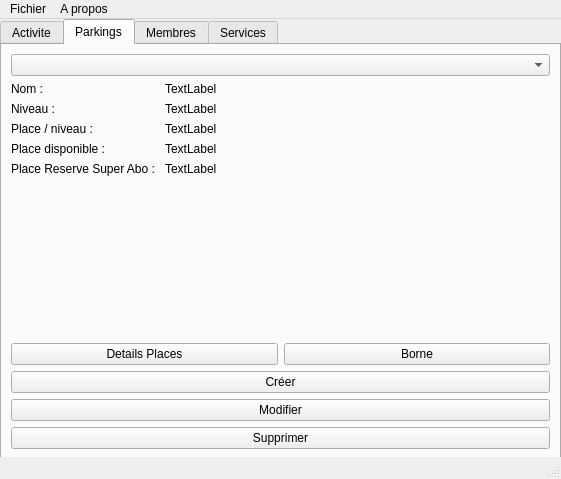
The window that ui/main.ui (QRouland/gestionParking) describes before a commit, drawn with Qt 5.
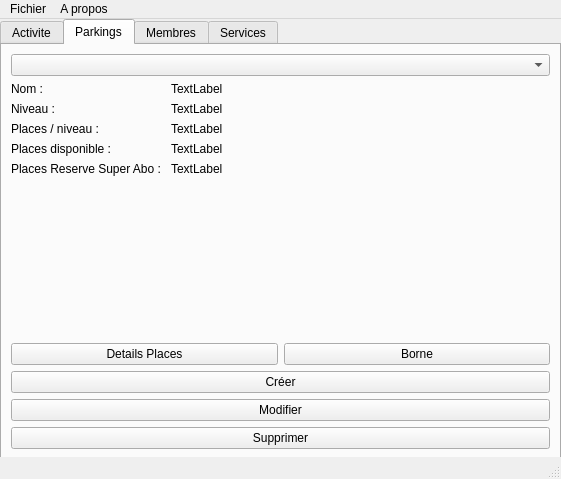
The same window after the commit.

Diff of the .ui file:
```diff
--- a/ui/main.ui
+++ b/ui/main.ui
@@ -81,21 +81,21 @@
         <item row="2" column="0">
          <widget class="QLabel" name="label_15">
           <property name="text">
-           <string>Place / niveau :</string>
+           <string>Places / niveau :</string>
           </property>
          </widget>
         </item>
         <item row="3" column="0">
          <widget class="QLabel" name="label_16">
           <property name="text">
-           <string>Place disponible :</string>
+           <string>Places disponible :</string>
           </property>
          </widget>
         </item>
         <item row="4" column="0">
          <widget class="QLabel" name="label_17">
           <property name="text">
-           <string>Place Reserve Super Abo : </string>
+           <string>Places Reserve Super Abo : </string>
           </property>
          </widget>
         </item>
```
Left out of the diff: 20 changed lines with no effect on the pictures.
